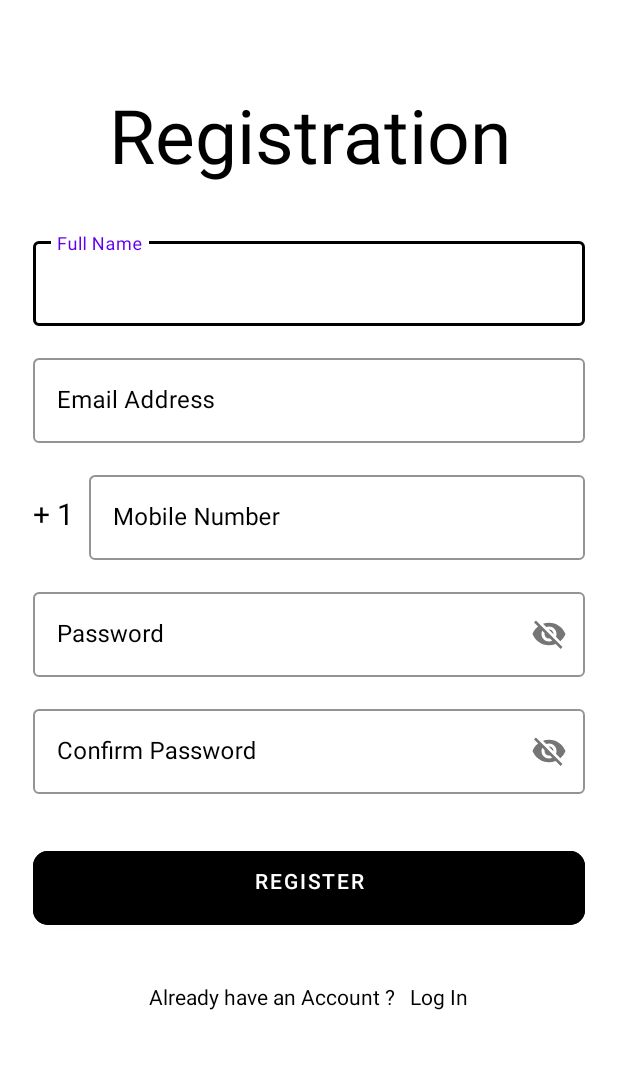
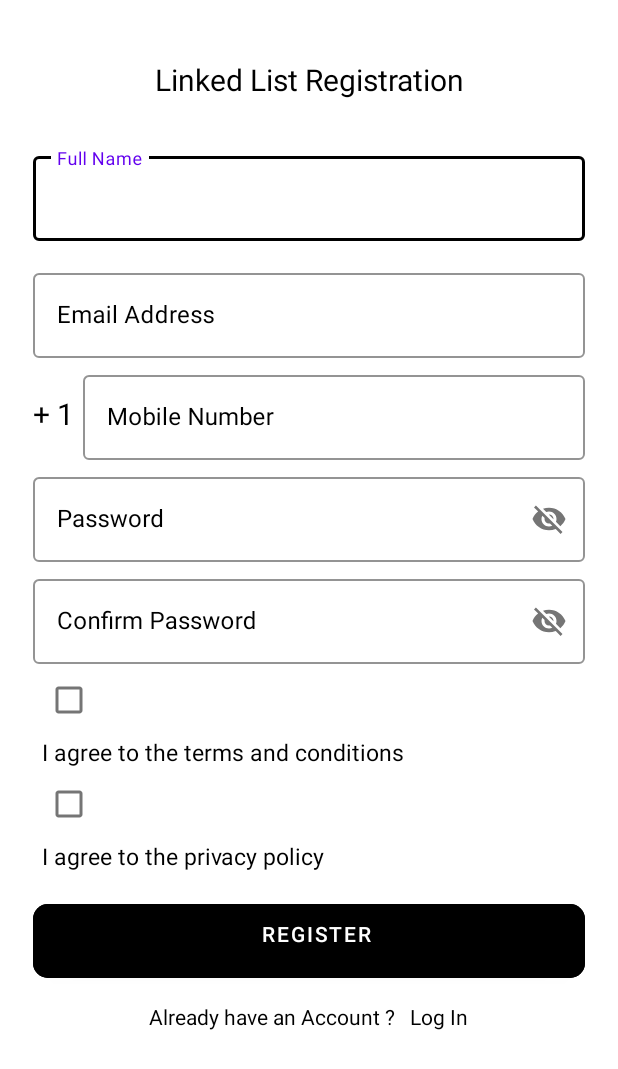
Before and after one commit to darriusjackson/LLAndroid, an Android app: the Registration screen opened directly, with no data from a screen before it, on a phone screen of 412 x 824 dp. Shown: the top 1069 px of the screen. Run offline under Robolectric (Android 15) with nearby library versions, the phone set to English and light mode, and no system bars.

Commit message:
UI designs from Android Studio

```diff
--- a/app/src/main/AndroidManifest.xml
+++ b/app/src/main/AndroidManifest.xml
@@ -16,6 +16,12 @@
         tools:targetApi="31">
         <activity
             android:name=".ProfilePage"
+            android:exported="false" />
+        <activity
+            android:name=".PrivacyPolicy"
+            android:exported="false" />
+        <activity
+            android:name=".TermsofService"
             android:exported="false" />
         <activity
             android:name=".AboutUs"
--- a/app/src/main/java/com/example/llandroid/Calendar.java
+++ b/app/src/main/java/com/example/llandroid/Calendar.java
@@ -111,9 +111,9 @@ public class Calendar extends AppCompatActivity implements CalWeekAdapter.OnItem
         }
     }
 // sets up the weekly calendar button
-    public void weeklyAction(View view)
+    public void taskAction(View view)
     {
-        startActivity(new Intent(Calendar.this, WeekView.class));
+        startActivity(new Intent(Calendar.this, EventEdit.class));
 
     }
 }
--- a/app/src/main/java/com/example/llandroid/MainActivity.java
+++ b/app/src/main/java/com/example/llandroid/MainActivity.java
@@ -18,7 +18,7 @@ public class MainActivity extends AppCompatActivity {
         h.postDelayed(new Runnable() {
             @Override
             public void run() {
-                Intent i = new Intent(MainActivity.this,SplashScreen.class);
+                Intent i = new Intent(MainActivity.this,SettingsActivity.class);
                 startActivity(i);
                 finish();
 
--- a/app/src/main/java/com/example/llandroid/Registration.java
+++ b/app/src/main/java/com/example/llandroid/Registration.java
@@ -6,6 +6,8 @@ import android.content.Intent;
 import android.graphics.Color;
 import android.os.Bundle;
 import android.widget.Button;
+import android.widget.CheckBox;
+import android.widget.CompoundButton;
 import android.widget.EditText;
 import android.widget.TextView;
 import android.view.View;
@@ -26,6 +28,10 @@ public class Registration extends AppCompatActivity {
         txLogIn = findViewById(R.id.txLogIn);
         setupLogInActivityLink();
 
+        CheckBox TOSbox = findViewById(R.id.boxTOS);
+        TextView termsofService = findViewById(R.id.link_textview);
+        CheckBox PPbox = findViewById(R.id.boxPP);
+        TextView privacyPolicy = findViewById(R.id.link_PP);
         t1 = (EditText) findViewById(R.id.edtRegistrationFullName);
         t2 = (EditText) findViewById(R.id.edtRegistrationEmail);
         t3 = (EditText) findViewById(R.id.edtRegistrationMobile);
@@ -50,7 +56,7 @@ public class Registration extends AppCompatActivity {
                     Toast.makeText(Registration.this, "Enter all data", Toast.LENGTH_LONG).show();
                     return;
                 } else {
-                    startActivity(new Intent(Registration.this, LogIn.class));
+                    startActivity(new Intent(Registration.this, Calendar.class));
                 }
 
                 db2.RegistrationAddDBRecord(fullName, email, mobile, pass, confirmPass);
@@ -65,7 +71,42 @@ public class Registration extends AppCompatActivity {
 
             }
         });
+
+        // method used so the user can click the link to view the terms of service
+        termsofService.setOnClickListener(new View.OnClickListener() {
+            @Override
+            public void onClick(View v) {
+                Intent intent = new Intent(Registration.this, TermsofService.class);
+                startActivity(intent);
+            }
+        });
+        //method used so the user can check the box
+        TOSbox.setOnCheckedChangeListener(new CompoundButton.OnCheckedChangeListener() {
+            @Override
+            public void onCheckedChanged(CompoundButton buttonView, boolean isChecked) {
+                insertRegistration.setEnabled(isChecked);
+            }
+        });
+        // method used so the user can click the link to view the privacy policy
+        privacyPolicy.setOnClickListener(new View.OnClickListener() {
+            @Override
+            public void onClick(View v) {
+                Intent intent = new Intent(Registration.this, PrivacyPolicy.class);
+                startActivity(intent);
+            }
+        });
+        //method used so the user can check the box
+        PPbox.setOnCheckedChangeListener(new CompoundButton.OnCheckedChangeListener() {
+            @Override
+            public void onCheckedChanged(CompoundButton buttonView, boolean isChecked) {
+                insertRegistration.setEnabled(isChecked);
+            }
+        });
     }
+
+
+
+
 
     // sets up the log in link the user can click on if they do have an account
     private void setupLogInActivityLink() {
@@ -79,4 +120,5 @@ public class Registration extends AppCompatActivity {
             }
         });
     }
+
 }
--- /dev/null
+++ b/app/src/main/res/drawable/baseline_calendar_month_24.xml
@@ -0,0 +1,5 @@
+<vector android:height="24dp" android:tint="#000000"
+    android:viewportHeight="24" android:viewportWidth="24"
+    android:width="24dp" xmlns:android="http://schemas.android.com/apk/res/android">
+    <path android:fillColor="@android:color/white" android:pathData="M19,4h-1V2h-2v2H8V2H6v2H5C3.89,4 3.01,4.9 3.01,6L3,20c0,1.1 0.89,2 2,2h14c1.1,0 2,-0.9 2,-2V6C21,4.9 20.1,4 19,4zM19,20H5V10h14V20zM9,14H7v-2h2V14zM13,14h-2v-2h2V14zM17,14h-2v-2h2V14zM9,18H7v-2h2V18zM13,18h-2v-2h2V18zM17,18h-2v-2h2V18z"/>
+</vector>
--- /dev/null
+++ b/app/src/main/res/drawable/baseline_notes_24.xml
@@ -0,0 +1,5 @@
+<vector android:autoMirrored="true" android:height="24dp"
+    android:tint="#000000" android:viewportHeight="24"
+    android:viewportWidth="24" android:width="24dp" xmlns:android="http://schemas.android.com/apk/res/android">
+    <path android:fillColor="@android:color/white" android:pathData="M3,18h12v-2L3,16v2zM3,6v2h18L21,6L3,6zM3,13h18v-2L3,11v2z"/>
+</vector>
--- /dev/null
+++ b/app/src/main/res/drawable/baseline_person_24.xml
@@ -0,0 +1,5 @@
+<vector android:height="24dp" android:tint="#000000"
+    android:viewportHeight="24" android:viewportWidth="24"
+    android:width="24dp" xmlns:android="http://schemas.android.com/apk/res/android">
+    <path android:fillColor="@android:color/white" android:pathData="M12,12c2.21,0 4,-1.79 4,-4s-1.79,-4 -4,-4 -4,1.79 -4,4 1.79,4 4,4zM12,14c-2.67,0 -8,1.34 -8,4v2h16v-2c0,-2.66 -5.33,-4 -8,-4z"/>
+</vector>
--- /dev/null
+++ b/app/src/main/res/drawable/baseline_settings_24.xml
@@ -0,0 +1,5 @@
+<vector android:height="24dp" android:tint="#000000"
+    android:viewportHeight="24" android:viewportWidth="24"
+    android:width="24dp" xmlns:android="http://schemas.android.com/apk/res/android">
+    <path android:fillColor="@android:color/white" android:pathData="M19.14,12.94c0.04,-0.3 0.06,-0.61 0.06,-0.94c0,-0.32 -0.02,-0.64 -0.07,-0.94l2.03,-1.58c0.18,-0.14 0.23,-0.41 0.12,-0.61l-1.92,-3.32c-0.12,-0.22 -0.37,-0.29 -0.59,-0.22l-2.39,0.96c-0.5,-0.38 -1.03,-0.7 -1.62,-0.94L14.4,2.81c-0.04,-0.24 -0.24,-0.41 -0.48,-0.41h-3.84c-0.24,0 -0.43,0.17 -0.47,0.41L9.25,5.35C8.66,5.59 8.12,5.92 7.63,6.29L5.24,5.33c-0.22,-0.08 -0.47,0 -0.59,0.22L2.74,8.87C2.62,9.08 2.66,9.34 2.86,9.48l2.03,1.58C4.84,11.36 4.8,11.69 4.8,12s0.02,0.64 0.07,0.94l-2.03,1.58c-0.18,0.14 -0.23,0.41 -0.12,0.61l1.92,3.32c0.12,0.22 0.37,0.29 0.59,0.22l2.39,-0.96c0.5,0.38 1.03,0.7 1.62,0.94l0.36,2.54c0.05,0.24 0.24,0.41 0.48,0.41h3.84c0.24,0 0.44,-0.17 0.47,-0.41l0.36,-2.54c0.59,-0.24 1.13,-0.56 1.62,-0.94l2.39,0.96c0.22,0.08 0.47,0 0.59,-0.22l1.92,-3.32c0.12,-0.22 0.07,-0.47 -0.12,-0.61L19.14,12.94zM12,15.6c-1.98,0 -3.6,-1.62 -3.6,-3.6s1.62,-3.6 3.6,-3.6s3.6,1.62 3.6,3.6S13.98,15.6 12,15.6z"/>
+</vector>
--- a/app/src/main/res/layout/activity_aboutus.xml
+++ b/app/src/main/res/layout/activity_aboutus.xml
@@ -68,7 +68,7 @@
         <TextView
             android:layout_width="match_parent"
             android:layout_height="wrap_content"
-            android:text="Email: linkedlist@gmail.com"/>
+            android:text="Email: linked.list2023@gmail.com"/>
 
     </LinearLayout>
 
--- a/app/src/main/res/layout/activity_calendar.xml
+++ b/app/src/main/res/layout/activity_calendar.xml
@@ -11,12 +11,12 @@
     <Button
         android:layout_width="wrap_content"
         android:layout_height="wrap_content"
-        android:layout_gravity="center"
-        android:text="Weekly"
+        android:layout_gravity="end"
+        android:text="+"
         android:textColor="@color/purple_200"
         android:background="@null"
         android:textStyle="bold"
-        android:onClick="weeklyAction"
+        android:onClick="taskAction"
         android:textSize="20sp"/>
 
     <LinearLayout
--- a/app/src/main/res/layout/activity_log_in.xml
+++ b/app/src/main/res/layout/activity_log_in.xml
@@ -27,7 +27,7 @@
             android:layout_width="match_parent"
             android:layout_height="wrap_content"
             android:layout_marginTop="40dp"
-            android:text="Log In"
+            android:text="Linked List Login"
             android:textAlignment="center"
             android:textColor="@color/black"
             android:textSize="50sp" />
--- a/app/src/main/res/layout/activity_registration.xml
+++ b/app/src/main/res/layout/activity_registration.xml
@@ -18,7 +18,7 @@
         <androidx.constraintlayout.widget.ConstraintLayout
             android:layout_width="match_parent"
             android:layout_height="wrap_content"
-            android:layout_marginTop="32dp">
+            android:layout_marginTop="15dp">
 
         </androidx.constraintlayout.widget.ConstraintLayout>
 
@@ -26,10 +26,10 @@
             android:layout_width="match_parent"
             android:layout_height="wrap_content"
             android:layout_marginTop="24dp"
-            android:text="Registration"
+            android:text="Linked List Registration"
             android:textAlignment="center"
             android:textColor="@color/black"
-            android:textSize="50sp" />
+            android:textSize="20dp" />
 
         <com.google.android.material.textfield.TextInputLayout
             style="@style/Widget.MaterialComponents.TextInputLayout.OutlinedBox"
@@ -72,7 +72,7 @@
         <LinearLayout
             android:layout_width="match_parent"
             android:layout_height="wrap_content"
-            android:layout_marginTop="16dp"
+            android:layout_marginTop="6dp"
             android:gravity="center"
             android:orientation="horizontal">
 
@@ -87,7 +87,7 @@
                 style="@style/Widget.MaterialComponents.TextInputLayout.OutlinedBox"
                 android:layout_width="match_parent"
                 android:layout_height="wrap_content"
-                android:layout_marginStart="10dp"
+                android:layout_marginStart="6dp"
                 android:hint="Mobile Number"
                 android:textColorHint="@color/black"
                 app:boxStrokeColor="@color/black">
@@ -108,7 +108,7 @@
             style="@style/Widget.MaterialComponents.TextInputLayout.OutlinedBox"
             android:layout_width="match_parent"
             android:layout_height="wrap_content"
-            android:layout_marginTop="16dp"
+            android:layout_marginTop="6dp"
             android:hint="Password"
             android:textColorHint="@color/black"
             app:boxStrokeColor="@color/black"
@@ -128,7 +128,7 @@
             style="@style/Widget.MaterialComponents.TextInputLayout.OutlinedBox"
             android:layout_width="match_parent"
             android:layout_height="wrap_content"
-            android:layout_marginTop="16dp"
+            android:layout_marginTop="6dp"
             android:hint="Confirm Password"
             android:textColorHint="@color/black"
             app:boxStrokeColor="@color/black"
@@ -142,12 +142,43 @@
                 android:singleLine="true"
                 android:textColor="@color/black" />
 
+
         </com.google.android.material.textfield.TextInputLayout>
 
+        <CheckBox
+            android:id="@+id/boxTOS"
+            android:layout_width="wrap_content"
+            android:layout_height="wrap_content"
+            android:layout_alignParentStart="true"
+            android:layout_centerVertical="true"/>
+        <TextView
+            android:id="@+id/link_textview"
+            android:layout_width="wrap_content"
+            android:layout_height="wrap_content"
+            android:layout_toRightOf="@id/boxTOS"
+            android:layout_marginStart="6dp"
+            android:text="I agree to the terms and conditions"
+            android:textSize="15sp"
+            android:textColor="@color/black"/>
+        <CheckBox
+            android:id="@+id/boxPP"
+            android:layout_width="wrap_content"
+            android:layout_height="wrap_content"
+            android:layout_alignParentStart="true"
+            android:layout_centerVertical="true"/>
+        <TextView
+            android:id="@+id/link_PP"
+            android:layout_width="wrap_content"
+            android:layout_height="wrap_content"
+            android:layout_toEndOf="@id/boxPP"
+            android:layout_marginStart="6dp"
+            android:text="I agree to the privacy policy"
+            android:textSize="15sp"
+            android:textColor="@color/black"/>
         <FrameLayout
             android:layout_width="match_parent"
             android:layout_height="wrap_content"
-            android:layout_marginTop="32dp">
+            android:layout_marginTop="15dp">
 
             <ProgressBar
                 android:id="@+id/RegistrationProgressBar"
@@ -156,6 +187,8 @@
                 android:layout_gravity="center_horizontal"
                 android:visibility="invisible" />
 
+
+
             <com.google.android.material.button.MaterialButton
                 android:id="@+id/btnRegistration"
                 android:layout_width="match_parent"
@@ -163,7 +196,7 @@
                 android:backgroundTint="@color/black"
                 android:paddingStart="20dp"
                 android:paddingTop="10dp"
-                android:paddingEnd="20dp"
+                android:paddingEnd="10dp"
                 android:paddingBottom="20dp"
                 android:text="Register"
                 app:cornerRadius="10dp" />
@@ -173,7 +206,7 @@
         <LinearLayout
             android:layout_width="match_parent"
             android:layout_height="wrap_content"
-            android:layout_marginTop="32dp"
+            android:layout_marginTop="10dp"
             android:gravity="center"
             android:orientation="horizontal">
 
```
Also changed, not shown: app/src/main/java/com/example/llandroid/PrivacyPolicy.java (added, +32 -0 lines), app/src/main/java/com/example/llandroid/SettingsActivity.java (+9 -1 lines), app/src/main/java/com/example/llandroid/TermsofService.java (added, +32 -0 lines), app/src/main/res/layout/activity_privacypolicy.xml (added, +30 -0 lines), app/src/main/res/layout/activity_termsofservice.xml (added, +30 -0 lines), app/src/main/res/values/strings.xml (+29 -0 lines).
